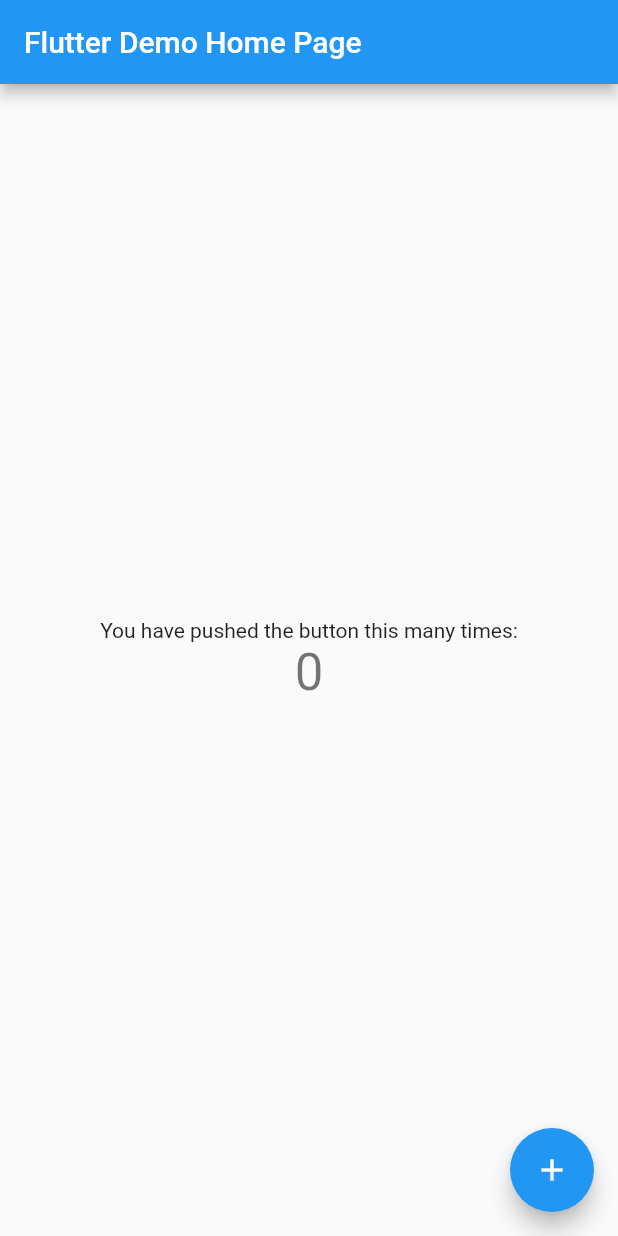
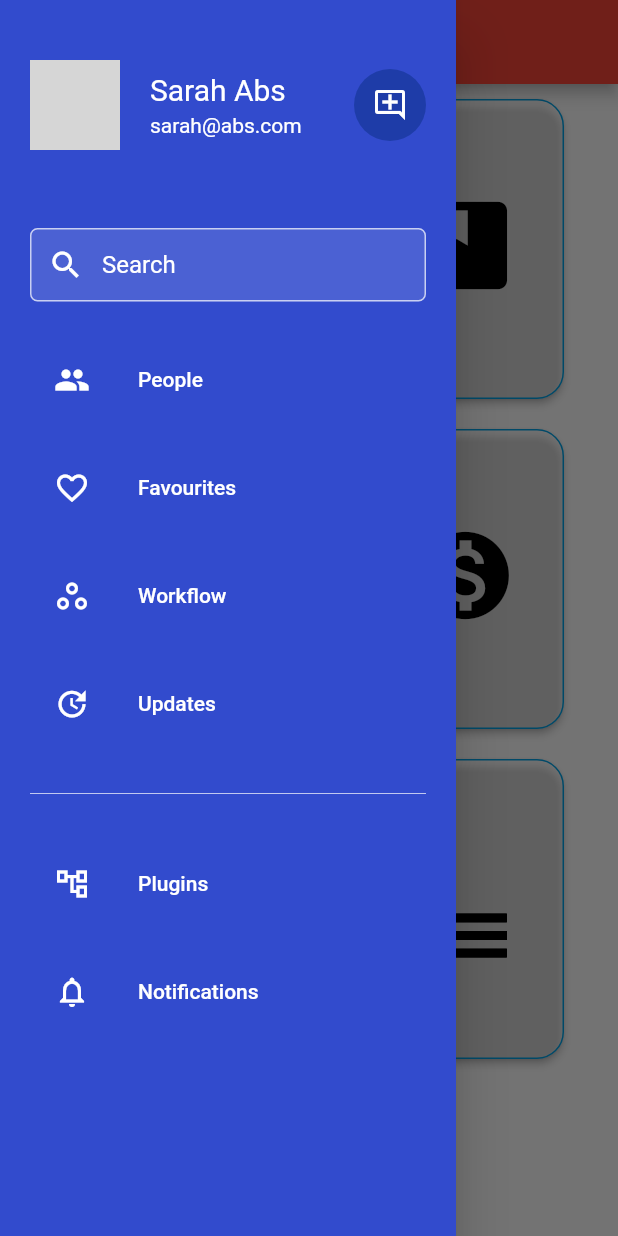
Before and after one commit to kamo28/PDMI, a Flutter app: the screen it shows after launch, with the side drawer open (before the commit the screen has no drawer), on a phone screen of 412 x 824 dp. Run offline on Flutter 3.47's test engine with Material 2 defaults, Android fonts, the phone set to English and light mode, and no system bars; network calls fail; grey boxes are pictures that could not be loaded.

Commit message:
Pantalla inicio, donaciones, contacto, appbar y drawer

```diff
--- /dev/null
+++ b/pdm/lib/inicio.dart
@@ -0,0 +1,135 @@
+import 'package:flutter/material.dart';
+import 'package:pdm/page/people_page.dart';
+import 'package:pdm/page/donaciones_page.dart';
+import 'package:pdm/widget/button_widget.dart';
+import 'package:pdm/widget/navigation_drawer_widget.dart';
+
+class MyApp extends StatelessWidget {
+  static final String title = 'Inicio';
+
+  @override
+  Widget build(BuildContext context) => MaterialApp(
+        debugShowCheckedModeBanner: false,
+        title: title,
+        theme: ThemeData(primarySwatch: Colors.red),
+        home: MainPage(),
+      );
+}
+
+class MainPage extends StatefulWidget {
+  @override
+  _MainPageState createState() => _MainPageState();
+}
+
+class _MainPageState extends State<MainPage> {
+  @override
+  Widget build(BuildContext context) => Scaffold(
+        drawer: NavigationDrawerWidget(),
+        // endDrawer: NavigationDrawerWidget(),
+        appBar: AppBar(
+          title: Text(MyApp.title),
+        ),
+        body: Builder(
+          builder: (context) => Center(
+            child: new Column(
+              children: <Widget>[
+                Container(
+                  margin: EdgeInsets.all(10),
+                  height: 200.0,
+                  width: 340,
+                  child: RaisedButton(
+                    shape: RoundedRectangleBorder(
+                      borderRadius: BorderRadius.circular(18.0),
+                      side: BorderSide(color: Color.fromRGBO(0, 160, 227, 1))
+                    ),
+                    onPressed: () {
+                      Navigator.push(
+                        context,
+                        MaterialPageRoute(
+                          builder: (context) => PeoplePage()),
+                      );
+                    },
+                    padding: EdgeInsets.all(10.0),
+                    color: Colors.white38,
+                    textColor: Colors.black,
+                    child:
+                      Align(
+                        alignment: Alignment.centerLeft,
+                        child: RichText(
+                          text: TextSpan(
+                            children: [
+                              TextSpan(text: "Sacramentos    ", style: TextStyle(fontSize: 34, color: Colors.black)),
+                              WidgetSpan(child: Icon(Icons.book, size: 70))
+                            ]
+                          )
+                        ),
+                      ),
+                  ),
+                ),
+                Container(
+                  margin: EdgeInsets.all(10),
+                  height: 200.0,
+                  width: 340,
+                  child: RaisedButton(
+                    shape: RoundedRectangleBorder(
+                      borderRadius: BorderRadius.circular(18.0),
+                      side: BorderSide(color: Color.fromRGBO(0, 160, 227, 1))
+                    ),
+                    onPressed: () {
+                      Navigator.push(
+                        context,
+                        MaterialPageRoute(
+                          builder: (context) => DonacionesPage()),
+                      );
+                    },
+                    padding: EdgeInsets.all(10.0),
+                    color: Colors.white38,
+                    textColor: Colors.black,
+                    child:
+                      Align(
+                        alignment: Alignment.centerLeft,
+                        child: RichText(
+                          text: TextSpan(
+                            children: [
+                              TextSpan(text: "Donaciones      ", style: TextStyle(fontSize: 34, color: Colors.black)),
+                              WidgetSpan(child: Icon(Icons.monetization_on, size: 70))
+                            ]
+                          )
+                        ),
+                      ),
+                  ),
+                ),
+                Container(
+                  margin: EdgeInsets.all(10),
+                  height: 200.0,
+                  width: 340,
+                  child: RaisedButton(
+                    shape: RoundedRectangleBorder(
+                      borderRadius: BorderRadius.circular(18.0),
+                      side: BorderSide(color: Color.fromRGBO(0, 160, 227, 1))
+                    ),
+                    onPressed: () {},
+                    padding: EdgeInsets.all(10.0),
+                    color: Colors.white38,
+                    textColor: Colors.black,
+                    child:
+                      Align(
+                        alignment: Alignment.centerLeft,
+                        child: RichText(
+                          text: TextSpan(
+                            children: [
+                              TextSpan(text: "Examen de conciencia        ", style: TextStyle(fontSize: 34, color: Colors.black)),
+                              WidgetSpan(child: Icon(Icons.list_sharp, size: 70))
+                            ]
+                          )
+                        ),
+                      ),
+                  ),
+                ),
+
+              ],
+            ),
+          ),
+        ),
+      );
+}
--- a/pdm/lib/main.dart
+++ b/pdm/lib/main.dart
@@ -1,115 +1,14 @@
 import 'package:flutter/material.dart';
+import 'package:flutter/services.dart';
+import 'inicio.dart';
 
-void main() {
-  runApp(const MyApp());
+
+Future main() async {
+  WidgetsFlutterBinding.ensureInitialized();
+  await SystemChrome.setPreferredOrientations([
+    DeviceOrientation.portraitUp,
+    DeviceOrientation.portraitDown,
+  ]);
+
+  runApp(MyApp());
 }
-
-class MyApp extends StatelessWidget {
-  const MyApp({Key? key}) : super(key: key);
-
-  // This widget is the root of your application.
-  @override
-  Widget build(BuildContext context) {
-    return MaterialApp(
-      title: 'Flutter Demo',
-      theme: ThemeData(
-        // This is the theme of your application.
-        //
-        // Try running your application with "flutter run". You'll see the
-        // application has a blue toolbar. Then, without quitting the app, try
-        // changing the primarySwatch below to Colors.green and then invoke
-        // "hot reload" (press "r" in the console where you ran "flutter run",
-        // or simply save your changes to "hot reload" in a Flutter IDE).
-        // Notice that the counter didn't reset back to zero; the application
-        // is not restarted.
-        primarySwatch: Colors.blue,
-      ),
-      home: const MyHomePage(title: 'Flutter Demo Home Page'),
-    );
-  }
-}
-
-class MyHomePage extends StatefulWidget {
-  const MyHomePage({Key? key, required this.title}) : super(key: key);
-
-  // This widget is the home page of your application. It is stateful, meaning
-  // that it has a State object (defined below) that contains fields that affect
-  // how it looks.
-
-  // This class is the configuration for the state. It holds the values (in this
-  // case the title) provided by the parent (in this case the App widget) and
-  // used by the build method of the State. Fields in a Widget subclass are
-  // always marked "final".
-
-  final String title;
-
-  @override
-  State<MyHomePage> createState() => _MyHomePageState();
-}
-
-class _MyHomePageState extends State<MyHomePage> {
-  int _counter = 0;
-
-  void _incrementCounter() {
-    setState(() {
-      // This call to setState tells the Flutter framework that something has
-      // changed in this State, which causes it to rerun the build method below
-      // so that the display can reflect the updated values. If we changed
-      // _counter without calling setState(), then the build method would not be
-      // called again, and so nothing would appear to happen.
-      _counter++;
-    });
-  }
-
-  @override
-  Widget build(BuildContext context) {
-    // This method is rerun every time setState is called, for instance as done
-    // by the _incrementCounter method above.
-    //
-    // The Flutter framework has been optimized to make rerunning build methods
-    // fast, so that you can just rebuild anything that needs updating rather
-    // than having to individually change instances of widgets.
-    return Scaffold(
-      appBar: AppBar(
-        // Here we take the value from the MyHomePage object that was created by
-        // the App.build method, and use it to set our appbar title.
-        title: Text(widget.title),
-      ),
-      body: Center(
-        // Center is a layout widget. It takes a single child and positions it
-        // in the middle of the parent.
-        child: Column(
-          // Column is also a layout widget. It takes a list of children and
-          // arranges them vertically. By default, it sizes itself to fit its
-          // children horizontally, and tries to be as tall as its parent.
-          //
-          // Invoke "debug painting" (press "p" in the console, choose the
-          // "Toggle Debug Paint" action from the Flutter Inspector in Android
-          // Studio, or the "Toggle Debug Paint" command in Visual Studio Code)
-          // to see the wireframe for each widget.
-          //
-          // Column has various properties to control how it sizes itself and
-          // how it positions its children. Here we use mainAxisAlignment to
-          // center the children vertically; the main axis here is the vertical
-          // axis because Columns are vertical (the cross axis would be
-          // horizontal).
-          mainAxisAlignment: MainAxisAlignment.center,
-          children: <Widget>[
-            const Text(
-              'You have pushed the button this many times:',
-            ),
-            Text(
-              '$_counter',
-              style: Theme.of(context).textTheme.headline4,
-            ),
-          ],
-        ),
-      ),
-      floatingActionButton: FloatingActionButton(
-        onPressed: _incrementCounter,
-        tooltip: 'Increment',
-        child: const Icon(Icons.add),
-      ), // This trailing comma makes auto-formatting nicer for build methods.
-    );
-  }
-}
--- /dev/null
+++ b/pdm/lib/widget/navigation_drawer_widget.dart
@@ -0,0 +1,179 @@
+import 'package:flutter/material.dart';
+import 'package:pdm/page/donaciones_page.dart';
+import 'package:pdm/page/people_page.dart';
+import 'package:pdm/page/user_page.dart';
+
+class NavigationDrawerWidget extends StatelessWidget {
+  final padding = EdgeInsets.symmetric(horizontal: 20);
+  @override
+  Widget build(BuildContext context) {
+    final name = 'Sarah Abs';
+    final email = 'sarah@abs.com';
+    final urlImage =
+        'https://images.unsplash.com/photo-1494790108377-be9c29b29330?ixid=MnwxMjA3fDB8MHxwaG90by1wYWdlfHx8fGVufDB8fHx8&ixlib=rb-1.2.1&auto=format&fit=crop&w=634&q=80';
+
+    return Drawer(
+      child: Material(
+        color: Color.fromRGBO(50, 75, 205, 1),
+        child: ListView(
+          children: <Widget>[
+            buildHeader(
+              urlImage: urlImage,
+              name: name,
+              email: email,
+              onClicked: () => Navigator.of(context).push(MaterialPageRoute(
+                builder: (context) => UserPage(
+                  name: 'Sarah Abs',
+                  urlImage: urlImage,
+                ),
+              )),
+            ),
+            Container(
+              padding: padding,
+              child: Column(
+                children: [
+                  const SizedBox(height: 12),
+                  buildSearchField(),
+                  const SizedBox(height: 24),
+                  buildMenuItem(
+                    text: 'People',
+                    icon: Icons.people,
+                    onClicked: () => selectedItem(context, 0),
+                  ),
+                  const SizedBox(height: 16),
+                  buildMenuItem(
+                    text: 'Favourites',
+                    icon: Icons.favorite_border,
+                    onClicked: () => selectedItem(context, 1),
+                  ),
+                  const SizedBox(height: 16),
+                  buildMenuItem(
+                    text: 'Workflow',
+                    icon: Icons.workspaces_outline,
+                    onClicked: () => selectedItem(context, 2),
+                  ),
+                  const SizedBox(height: 16),
+                  buildMenuItem(
+                    text: 'Updates',
+                    icon: Icons.update,
+                    onClicked: () => selectedItem(context, 3),
+                  ),
+                  const SizedBox(height: 24),
+                  Divider(color: Colors.white70),
+                  const SizedBox(height: 24),
+                  buildMenuItem(
+                    text: 'Plugins',
+                    icon: Icons.account_tree_outlined,
+                    onClicked: () => selectedItem(context, 4),
+                  ),
+                  const SizedBox(height: 16),
+                  buildMenuItem(
+                    text: 'Notifications',
+                    icon: Icons.notifications_outlined,
+                    onClicked: () => selectedItem(context, 5),
+                  ),
+                ],
+              ),
+            ),
+          ],
+        ),
+      ),
+    );
+  }
+
+  Widget buildHeader({
+    required String urlImage,
+    required String name,
+    required String email,
+    required VoidCallback onClicked,
+  }) =>
+      InkWell(
+        onTap: onClicked,
+        child: Container(
+          padding: padding.add(EdgeInsets.symmetric(vertical: 40)),
+          child: Row(
+            children: [
+              CircleAvatar(radius: 30, backgroundImage: NetworkImage(urlImage)),
+              SizedBox(width: 20),
+              Column(
+                crossAxisAlignment: CrossAxisAlignment.start,
+                children: [
+                  Text(
+                    name,
+                    style: TextStyle(fontSize: 20, color: Colors.white),
+                  ),
+                  const SizedBox(height: 4),
+                  Text(
+                    email,
+                    style: TextStyle(fontSize: 14, color: Colors.white),
+                  ),
+                ],
+              ),
+              Spacer(),
+              CircleAvatar(
+                radius: 24,
+                backgroundColor: Color.fromRGBO(30, 60, 168, 1),
+                child: Icon(Icons.add_comment_outlined, color: Colors.white),
+              )
+            ],
+          ),
+        ),
+      );
+
+  Widget buildSearchField() {
+    final color = Colors.white;
+
+    return TextField(
+      style: TextStyle(color: color),
+      decoration: InputDecoration(
+        contentPadding: EdgeInsets.symmetric(horizontal: 20, vertical: 15),
+        hintText: 'Search',
+        hintStyle: TextStyle(color: color),
+        prefixIcon: Icon(Icons.search, color: color),
+        filled: true,
+        fillColor: Colors.white12,
+        enabledBorder: OutlineInputBorder(
+          borderRadius: BorderRadius.circular(5),
+          borderSide: BorderSide(color: color.withOpacity(0.7)),
+        ),
+        focusedBorder: OutlineInputBorder(
+          borderRadius: BorderRadius.circular(5),
+          borderSide: BorderSide(color: color.withOpacity(0.7)),
+        ),
+      ),
+    );
+  }
+
+  Widget buildMenuItem({
+    required String text,
+    required IconData icon,
+    VoidCallback? onClicked,
+  }) {
+    final color = Colors.white;
+    final hoverColor = Colors.white70;
+
+    return ListTile(
+      leading: Icon(icon, color: color),
+      title: Text(text, style: TextStyle(color: color)),
+      hoverColor: hoverColor,
+      onTap: onClicked,
+    );
+  }
+
+  void selectedItem(BuildContext context, int index) {
+    Navigator.of(context).pop();
+
+    switch (index) {
+      case 0:
+        Navigator.of(context).push(MaterialPageRoute(
+          builder: (context) => PeoplePage(),
+        ));
+        break;
+      case 1:
+        Navigator.of(context).push(MaterialPageRoute(
+          builder: (context) => DonacionesPage(),
+        ));
+        break;
+    }
+  }
+}
--- a/pdm/pubspec.yaml
+++ b/pdm/pubspec.yaml
@@ -29,7 +29,8 @@
 dependencies:
   flutter:
     sdk: flutter
-
+  webview_flutter:
+  http_auth:
 
   # The following adds the Cupertino Icons font to your application.
   # Use with the CupertinoIcons class for iOS style icons.
```
Also changed, not shown: pdm/lib/page/donaciones_page.dart (added, +26 -0 lines), pdm/lib/page/people_page.dart (added, +13 -0 lines), pdm/lib/page/user_page.dart (added, +27 -0 lines), pdm/lib/widget/button_widget.dart (added, +35 -0 lines), pdm/pubspec.lock, 2 other files.
